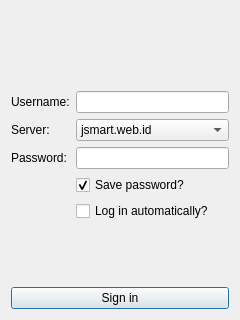
WST/acid-pc, file ui/loginform.ui: the form before one commit.
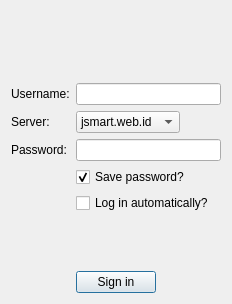
The form after the commit. Icons and pictures are not drawn.

Commit message: Немного отредактировал форму входа

What changed in the file:
```diff
--- a/ui/loginform.ui
+++ b/ui/loginform.ui
@@ -6,27 +6,20 @@
    <rect>
     <x>0</x>
     <y>0</y>
-    <width>240</width>
-    <height>320</height>
+    <width>232</width>
+    <height>304</height>
    </rect>
   </property>
+  <property name="sizePolicy">
+   <sizepolicy hsizetype="Preferred" vsizetype="Preferred">
+    <horstretch>0</horstretch>
+    <verstretch>0</verstretch>
+   </sizepolicy>
+  </property>
   <property name="windowTitle">
    <string>LoginForm</string>
   </property>
   <layout class="QVBoxLayout" name="verticalLayout">
-   <item>
-    <spacer name="verticalSpacer">
-     <property name="orientation">
-      <enum>Qt::Vertical</enum>
-     </property>
-     <property name="sizeHint" stdset="0">
-      <size>
-       <width>20</width>
-       <height>40</height>
-      </size>
-     </property>
-    </spacer>
-   </item>
    <item>
     <widget class="QLabel" name="Logo_label">
      <property name="text">
@@ -40,8 +33,24 @@
      </property>
     </widget>
    </item>
+   <item>
+    <spacer name="verticalSpacer">
+     <property name="orientation">
+      <enum>Qt::Vertical</enum>
+     </property>
+     <property name="sizeHint" stdset="0">
+      <size>
+       <width>20</width>
+       <height>40</height>
+      </size>
+     </property>
+    </spacer>
+   </item>
    <item>
     <layout class="QFormLayout" name="formLayout">
+     <property name="fieldGrowthPolicy">
+      <enum>QFormLayout::ExpandingFieldsGrow</enum>
+     </property>
      <item row="0" column="0">
       <widget class="QLabel" name="UserName_label">
        <property name="text">
@@ -87,7 +96,7 @@
        </item>
       </widget>
      </item>
-     <item row="3" column="0">
+     <item row="2" column="0">
       <widget class="QLabel" name="Password_label">
        <property name="text">
         <string>Password:</string>
@@ -97,7 +106,7 @@
        </property>
       </widget>
      </item>
-     <item row="3" column="1">
+     <item row="2" column="1">
       <widget class="QLineEdit" name="Password_lineEdit">
        <property name="text">
         <string notr="true"/>
@@ -107,7 +116,7 @@
        </property>
       </widget>
      </item>
-     <item row="4" column="1">
+     <item row="3" column="1">
       <widget class="QCheckBox" name="SavePassword_checkBox">
        <property name="text">
         <string>Save password?</string>
@@ -117,7 +126,7 @@
        </property>
       </widget>
      </item>
-     <item row="5" column="1">
+     <item row="4" column="1">
       <widget class="QCheckBox" name="LogInAutomatically_checkBox">
        <property name="text">
         <string>Log in automatically?</string>
@@ -140,14 +149,44 @@
     </spacer>
    </item>
    <item>
-    <widget class="QPushButton" name="SignIn_pushButton">
-     <property name="text">
-      <string>Sign in</string>
-     </property>
-     <property name="default">
-      <bool>true</bool>
-     </property>
-    </widget>
+    <layout class="QHBoxLayout" name="horizontalLayout">
+     <item>
+      <spacer name="horizontalSpacer">
+       <property name="orientation">
+        <enum>Qt::Horizontal</enum>
+       </property>
+       <property name="sizeHint" stdset="0">
+        <size>
+         <width>40</width>
+         <height>20</height>
+        </size>
+       </property>
+      </spacer>
+     </item>
+     <item>
+      <widget class="QPushButton" name="SignIn_pushButton">
+       <property name="text">
+        <string>Sign in</string>
+       </property>
+       <property name="default">
+        <bool>true</bool>
+       </property>
+      </widget>
+     </item>
+     <item>
+      <spacer name="horizontalSpacer_2">
+       <property name="orientation">
+        <enum>Qt::Horizontal</enum>
+       </property>
+       <property name="sizeHint" stdset="0">
+        <size>
+         <width>40</width>
+         <height>20</height>
+        </size>
+       </property>
+      </spacer>
+     </item>
+    </layout>
    </item>
   </layout>
  </widget>
```
